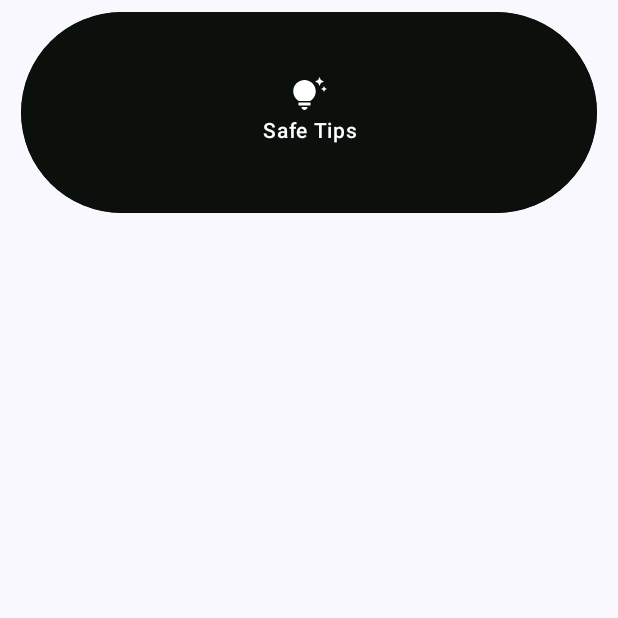
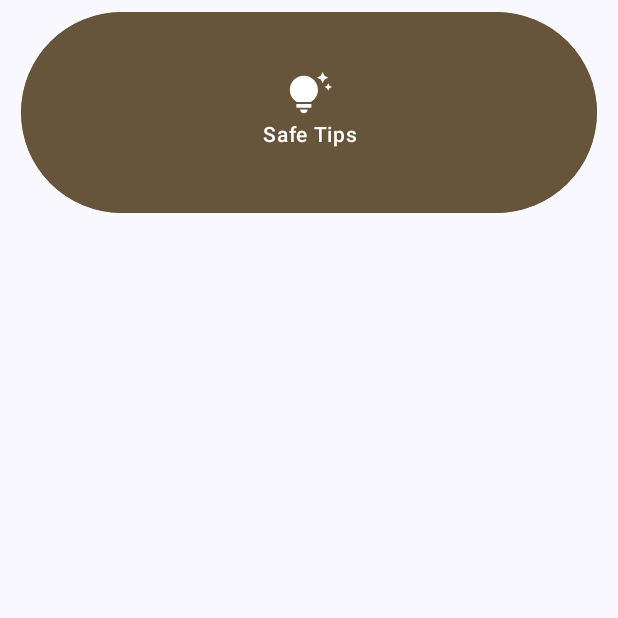
Before and after one commit to Vcky4/StarBet, an Android app built with Jetpack Compose: the composable HomeItem called with sample values from the repository, on a phone screen of 412 x 824 dp, the top half of it. Run offline under Robolectric (Android 15) with nearby library versions, the light colour scheme and no system bars; 1 statement that could not run was skipped.

Commit message:
fix home item

```diff
--- a/app/src/main/java/com/starbet/ui/screens/home/HomeItem.kt
+++ b/app/src/main/java/com/starbet/ui/screens/home/HomeItem.kt
@@ -31,6 +31,7 @@ import androidx.compose.ui.unit.dp
 import androidx.compose.ui.unit.sp
 import com.starbet.R
 import com.starbet.data.db.models.HomeItemModel
+import com.starbet.ui.theme.CardColor
 import com.starbet.ui.theme.Primary
 
 @Composable
@@ -41,12 +42,12 @@ fun HomeItem(item: HomeItemModel, onClick: () -> Unit) {
         .padding(vertical = 8.dp, horizontal = 14.dp),
         shape = CircleShape,
         colors = CardDefaults.cardColors(
-            containerColor = Primary
+            containerColor = CardColor
         )
         ) {
         Column(
             modifier = Modifier
-                .background(Primary, CircleShape)
+                .background(CardColor, CircleShape)
                 .fillMaxSize()
                 .clip(CircleShape)
                 .padding(horizontal = 14.dp, vertical = 16.dp),
@@ -58,10 +59,10 @@ fun HomeItem(item: HomeItemModel, onClick: () -> Unit) {
                 contentDescription = "",
                 tint = Color.White,
                 modifier = Modifier
-                    .size(24.dp)
+                    .size(30.dp)
                     .align(Alignment.CenterHorizontally)
             )
-            Spacer(modifier = Modifier.width(8.dp))
+            Spacer(modifier = Modifier.width(10.dp))
             Text(
                 text = stringResource(id = item.title) ,
                 fontSize = 14.sp,
--- a/app/src/main/java/com/starbet/ui/theme/Color.kt
+++ b/app/src/main/java/com/starbet/ui/theme/Color.kt
@@ -5,7 +5,7 @@ import androidx.compose.ui.graphics.Color
 val Primary = Color(0xFF0C100C)
 val Secondary = Color(0xFFCAB8AC)
 val TextDeep = Color(0xFF423025)
-val CardColor = Color(0xFFE9D7CB)
+val CardColor = Color(0xFF66553B)
 val CardColor2 = Color(0xFFFCAA78)
 val Background = Color(0xFFFEF6FF)
 val Prep = Color(0xFFD9D9D9)
```
